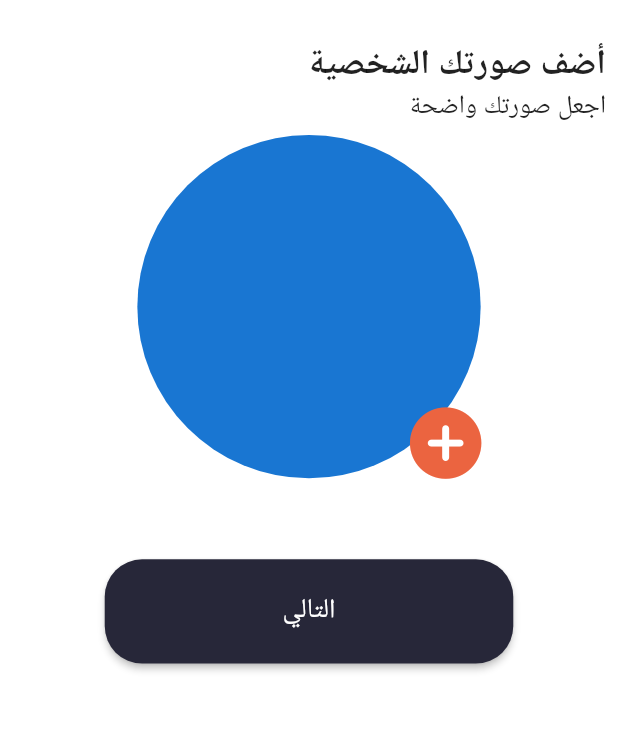
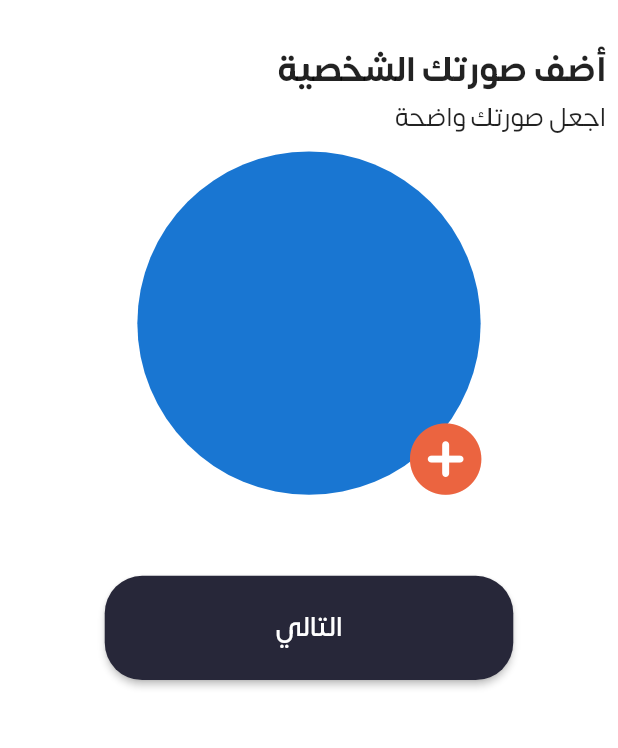
Before and after one commit to loujainIbrahim/future_code_test, a Flutter app: the screen it shows after launch, on a phone screen of 412 x 824 dp, the part 162-910 px from its top. Run offline on Flutter 3.47's test engine with Material 2 defaults, Android fonts, the light colour scheme and no system bars; our stand-ins replace flutter_form_builder, flutter_screenutil, get, image_picker, shared_preferences.

Commit message:
add font

```diff
--- a/lib/main.dart
+++ b/lib/main.dart
@@ -24,7 +24,9 @@
           child: GetMaterialApp(
             debugShowCheckedModeBanner: false,
             title: 'Registration App',
-            theme: ThemeData(),
+             theme: ThemeData(
+            fontFamily: 'Somar', // Replace with your custom font family name
+          ),
             initialRoute: '/photo', // Set RegisterPage as the initial route
             getPages: [
               GetPage(name: '/photo', page: () => AddPhotoPage()),
```
Also changed, not shown: pubspec.yaml (+5 -6 lines), assets/fonts/alfont_com_SomarGX.ttf (added).
